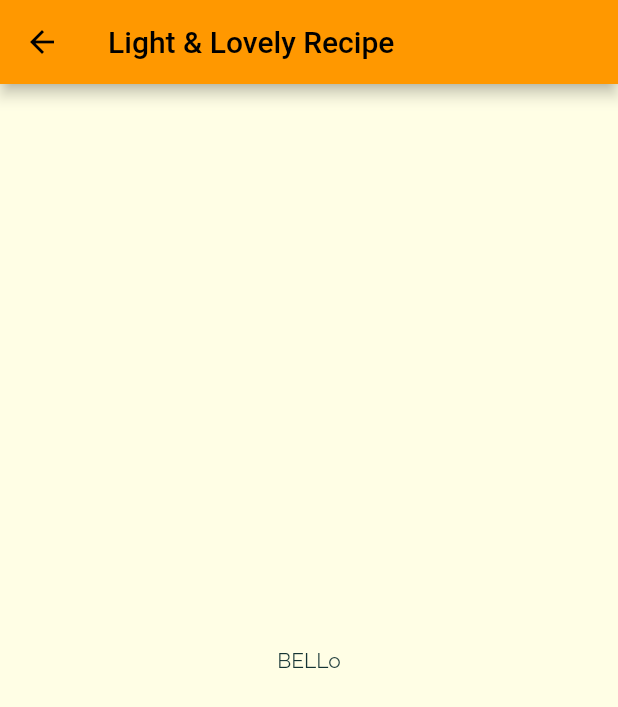
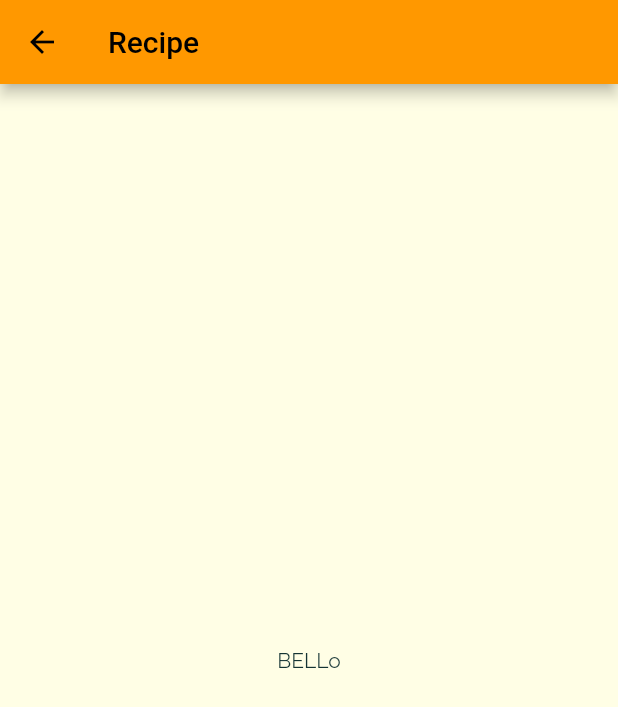
Before and after one commit to IqmanS/flutter-meals-app, a Flutter app: the screen it shows after launch, after a tap on "Light & Lovely", on a phone screen of 412 x 824 dp. Shown: the top 707 px of the screen. Run offline on Flutter 3.47's test engine with Material 2 defaults, Android fonts, the phone set to English and light mode, and no system bars.

Commit message:
flutter_meals_app

```diff
--- a/lib/categories_screen.dart
+++ b/lib/categories_screen.dart
@@ -11,7 +11,7 @@ class CategoriesScreen extends StatelessWidget {
   Widget build(BuildContext context) {
     return Scaffold(
       appBar: AppBar(
-        title: Text("Meals App"),
+        title: const Text("Meals App"),
       ),
       body: GridView(
         padding: const EdgeInsets.all(12),
--- a/lib/category_item.dart
+++ b/lib/category_item.dart
@@ -10,19 +10,13 @@ class CategoryItem extends StatelessWidget {
   const CategoryItem(
       {super.key, required this.title, required this.color, required this.id});
 
-  void selectCategory(BuildContext ctx, String categoryId, String categoryTitle,
-      Color categoryColor) {
-    Navigator.of(ctx).push(
-      MaterialPageRoute(
-        builder: (_) {
-          return MealsScreen(
-            categoryId: categoryId,
-            categoryTitle: categoryTitle,
-            categoryColor: categoryColor,
-          );
-        },
-      ),
-    );
+  void selectCategory(
+    BuildContext ctx,
+    String categoryId,
+    String categoryTitle,
+  ) {
+    Navigator.of(ctx)
+        .pushNamed('/meals', arguments: {'id': id, 'title': title});
   }
 
   @override
@@ -41,7 +35,7 @@ class CategoryItem extends StatelessWidget {
             borderRadius: BorderRadius.circular(12)),
         child: Text(title, style: Theme.of(context).textTheme.headline1),
       ),
-      onTap: () => selectCategory(context, id, title, color),
+      onTap: () => selectCategory(context, id, title),
     );
   }
 }
--- a/lib/main.dart
+++ b/lib/main.dart
@@ -1,5 +1,6 @@
 import 'package:flutter/material.dart';
 import 'package:meals_app/categories_screen.dart';
+import 'package:meals_app/meals_screen.dart';
 
 void main() {
   runApp(const MyApp());
@@ -32,6 +33,10 @@ class MyApp extends StatelessWidget {
             )),
       ),
       home: const CategoriesScreen(),
+      routes: {
+        '/categories': (context) => const CategoriesScreen(),
+        '/meals': (context) => const MealsScreen()
+      },
     );
   }
 }
--- a/lib/meals_screen.dart
+++ b/lib/meals_screen.dart
@@ -1,23 +1,31 @@
+// ignore_for_file: unused_local_variable
+
 import 'package:flutter/material.dart';
 import 'package:flutter/src/widgets/container.dart';
 import 'package:flutter/src/widgets/framework.dart';
 import 'package:meals_app/models/category.dart';
 
 class MealsScreen extends StatelessWidget {
-  final String categoryId;
-  final String categoryTitle;
-  final Color categoryColor;
-  const MealsScreen(
-      {super.key,
-      required this.categoryId,
-      required this.categoryTitle,
-      required this.categoryColor});
+  const MealsScreen({super.key});
+
+  // final String categoryId;
+  // final String categoryTitle;
+  // final Color categoryColor;
+  // const MealsScreen(
+  //     {super.key,
+  //     required this.categoryId,
+  //     required this.categoryTitle,
+  //     required this.categoryColor});
 
   @override
   Widget build(BuildContext context) {
+    final routeArguments =
+        ModalRoute.of(context)?.settings.arguments as Map<String, String>;
+    final categoryId = routeArguments['id'];
+    final categoryTitle = routeArguments['title'];
     return Scaffold(
       appBar: AppBar(
-        title: Text("$categoryTitle Recipe"),
+        title: const Text("Recipe"),
       ),
       body: const Center(
         child: Text("BELLo"),
```
